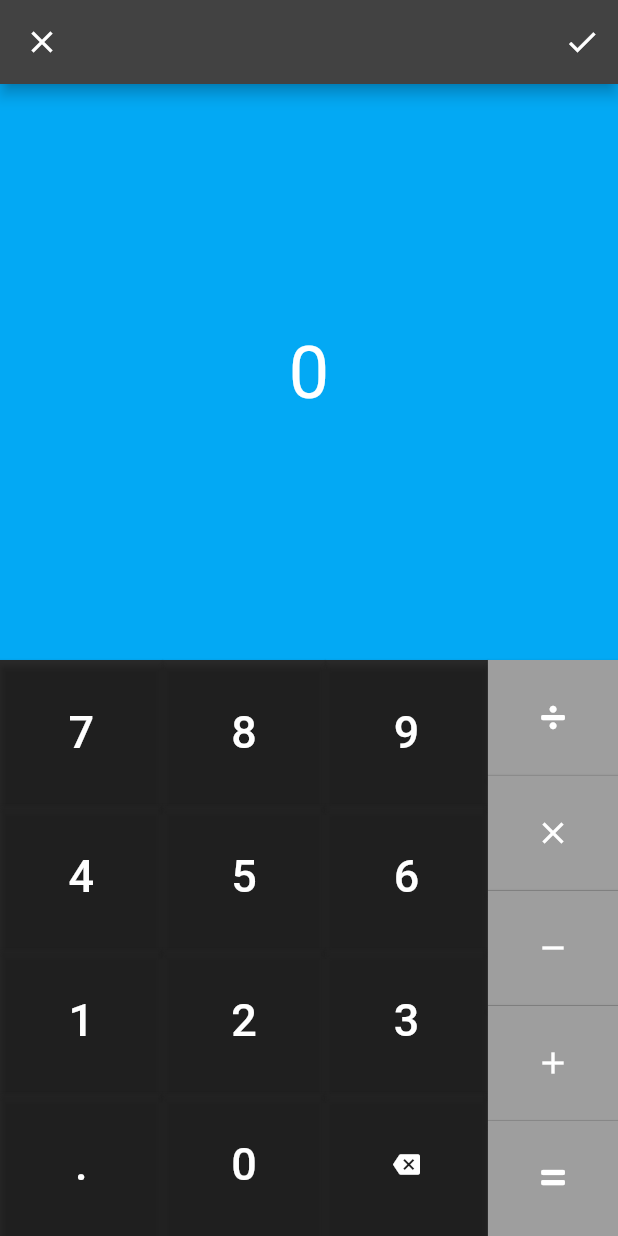
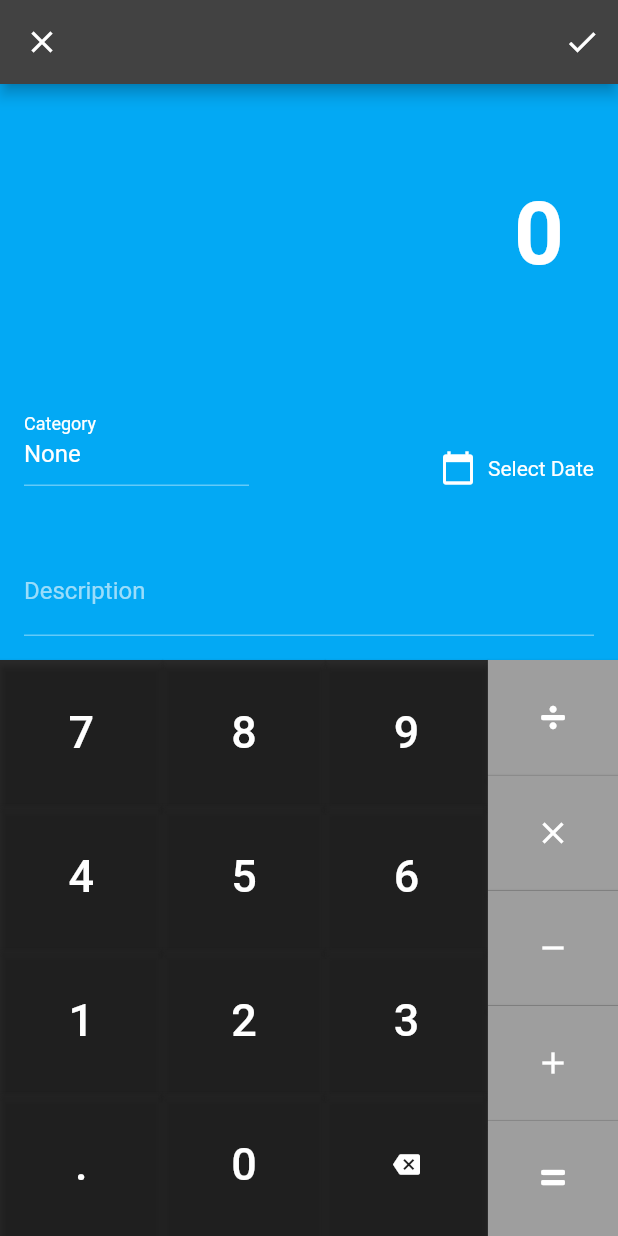
Before and after one commit to dnalhg/wall_et_al, a Flutter app: the screen it shows after launch, after a tap on the "add" icon, on a phone screen of 412 x 824 dp. Run offline on Flutter 3.47's test engine with Material 2 defaults, Android fonts, the phone set to English and light mode, and no system bars; our stand-ins replace sqflite; accounts and stored records are empty.

Commit message:
add description and category input

```diff
--- a/lib/add_expense.dart
+++ b/lib/add_expense.dart
@@ -15,11 +15,12 @@ class AddExpenseRoute extends StatefulWidget {
 class _AddExpenseState extends State<AddExpenseRoute> {
 
   late Calculator _calculator;
-  late String _selectedCategory;
-  int msSinceEpoch = DateTime.now().millisecondsSinceEpoch; // TODO
-  String description = 'TODO'; // TODO
+  late TextEditingController _descriptionController;
+  late TextEditingController _categoryController;
+  int _msSinceEpoch = DateTime.now().millisecondsSinceEpoch; // TODO
   Function? _getFinalAmount;
-  String displayedAmount = "0";
+  String _displayedAmount = "0";
+
 
   @override
   void initState() {
@@ -29,12 +30,13 @@ class _AddExpenseState extends State<AddExpenseRoute> {
       getFinalAmountCallback: (Function callback) => _getFinalAmount = callback,
       entry: widget.entry,
     );
-    _selectedCategory = widget.entry?.category ?? 'None';
+    _categoryController = TextEditingController(text: widget.entry?.category ?? 'None');
+    _descriptionController = TextEditingController(text: widget.entry?.description);
   }
 
   void _setDisplayedAmount(String amount) {
     setState(() {
-      displayedAmount = amount;
+      _displayedAmount = amount;
     });
   }
 
@@ -45,6 +47,14 @@ class _AddExpenseState extends State<AddExpenseRoute> {
         duration: const Duration(seconds: 3),
       ),
     );
+  }
+
+  String _getDescription() {
+    return _descriptionController.value.text;
+  }
+
+  String _getCategory() {
+    return _categoryController.value.text;
   }
 
   bool _saveExpense() {
@@ -62,9 +72,9 @@ class _AddExpenseState extends State<AddExpenseRoute> {
           ExpenseEntry e = ExpenseEntry(
             id: dbId,
             amount: finalAmount,
-            msSinceEpoch: msSinceEpoch,
-            description: description,
-            category: _selectedCategory,
+            msSinceEpoch: _msSinceEpoch,
+            description: _getDescription(),
+            category: _getCategory(),
           );
           int status = await ExpenseDatabase.instance.insertExpense(e);
           if (status != 0) {
@@ -82,9 +92,9 @@ class _AddExpenseState extends State<AddExpenseRoute> {
       ExpenseEntry newEntry = ExpenseEntry(
         id: oldEntry.id,
         amount: finalAmount,
-        msSinceEpoch: msSinceEpoch,
-        description: description,
-        category: _selectedCategory,
+        msSinceEpoch: _msSinceEpoch,
+        description: _getDescription(),
+        category: _getCategory(),
       );
       if (oldEntry == newEntry) {
         return true;
@@ -98,11 +108,68 @@ class _AddExpenseState extends State<AddExpenseRoute> {
   Widget _currentAmountDisplay() {
     return Container(
       decoration: const BoxDecoration(color: Colors.lightBlue),
-      child: Center(
-        child: Text(
-          displayedAmount,
-          style: const TextStyle(fontSize: 48),
-        ),
+      padding: const EdgeInsets.all(16),
+      child: Stack(
+        children: [
+          Positioned(
+            top: 50,
+            right: 20,
+            child: FittedBox(
+              fit: BoxFit.fitWidth,
+              child: Text(_displayedAmount, style: const TextStyle(fontSize: 58, fontWeight: FontWeight.bold)),
+            ),
+          ),
+          Positioned(
+            left: 0,
+            bottom: 100,
+            child: SizedBox(
+              width: 150,
+              child: TextFormField(
+                maxLines: 1,
+                decoration: const InputDecoration(
+                  labelText: 'Category',
+                  floatingLabelStyle: TextStyle(color: Colors.white),
+                  focusedBorder: UnderlineInputBorder(borderSide: BorderSide(color: Colors.white))
+                ),
+                controller: _categoryController,
+              ),
+            ),
+          ),
+          Positioned(
+            right: 0,
+            bottom: 100,
+            child: InkWell(
+              onTap: () => showDatePicker(
+                context: context,
+                initialDate: DateTime.now(),
+                firstDate: DateTime(2000),
+                lastDate: DateTime(2100),
+              ),
+              child: Row(
+                mainAxisSize: MainAxisSize.min,
+                children: const [
+                  Icon(Icons.calendar_today),
+                  SizedBox(width: 8),
+                  Text('Select Date'),
+                ],
+              ),
+            ),
+          ),
+          Positioned(
+            left: 0,
+            bottom: 0,
+            right: 0,
+            child: TextFormField(
+              maxLines: 1,
+              decoration: const InputDecoration(
+                labelText: 'Description',
+                floatingLabelStyle: TextStyle(color: Colors.white),
+                focusedBorder: UnderlineInputBorder(borderSide: BorderSide(color: Colors.white))
+              ),
+              controller: _descriptionController,
+            ),
+          ),
+        ],
       ),
     );
   }
@@ -110,6 +177,7 @@ class _AddExpenseState extends State<AddExpenseRoute> {
   @override
   Widget build(BuildContext context) {
     return Scaffold(
+      resizeToAvoidBottomInset: false,
       appBar: AppBar(
         leading: IconButton(
           icon: const Icon(Icons.close),
```
